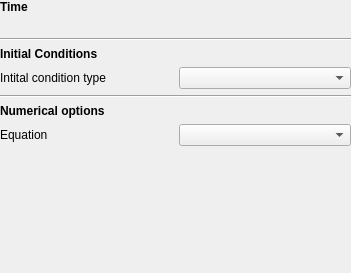
This is src/ui/simulationEngine/reostelemacsimulationeditwidget.ui in vcloarec/ReosProject as Qt 5 draws it before an edit. The edited form follows.
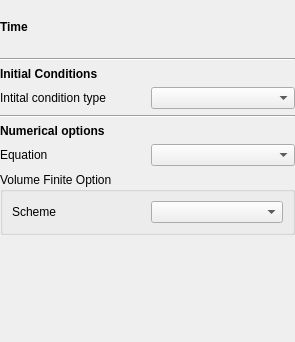
This is the edited form. Icons and pictures are not drawn. Custom widgets are drawn as their Qt base class.

Commit message: [TELEMAC 2D] allow the user to change the VF scheme

Patch:
```diff
--- a/src/ui/simulationEngine/reostelemacsimulationeditwidget.ui
+++ b/src/ui/simulationEngine/reostelemacsimulationeditwidget.ui
@@ -6,8 +6,8 @@
    <rect>
     <x>0</x>
     <y>0</y>
-    <width>351</width>
-    <height>273</height>
+    <width>295</width>
+    <height>342</height>
    </rect>
   </property>
   <property name="windowTitle">
@@ -42,8 +42,8 @@
        <rect>
         <x>0</x>
         <y>0</y>
-        <width>351</width>
-        <height>273</height>
+        <width>295</width>
+        <height>342</height>
        </rect>
       </property>
       <layout class="QVBoxLayout" name="verticalLayout_3">
@@ -59,6 +59,16 @@
        <property name="bottomMargin">
         <number>0</number>
        </property>
+       <item>
+        <widget class="QLabel" name="label_7">
+         <property name="text">
+          <string/>
+         </property>
+         <property name="pixmap">
+          <pixmap resource="../../../images/engines/TELEMAC/telemac-images.qrc">:/telemac-images/openTELEMAC_250.png</pixmap>
+         </property>
+        </widget>
+       </item>
        <item>
         <widget class="QLabel" name="label_3">
          <property name="font">
@@ -155,6 +165,25 @@
          </item>
         </layout>
        </item>
+       <item>
+        <widget class="QGroupBox" name="mVolumeFiniteGroupBox">
+         <property name="title">
+          <string>Volume Finite Option</string>
+         </property>
+         <layout class="QGridLayout" name="gridLayout">
+          <item row="0" column="0">
+           <widget class="QLabel" name="label_6">
+            <property name="text">
+             <string>Scheme</string>
+            </property>
+           </widget>
+          </item>
+          <item row="0" column="1">
+           <widget class="QComboBox" name="mVFSchemeComboBox"/>
+          </item>
+         </layout>
+        </widget>
+       </item>
        <item>
         <spacer name="verticalSpacer">
          <property name="orientation">
```
Left out of the diff: 4 changed lines with no effect on the pictures. The commit also changes 14 other files.
